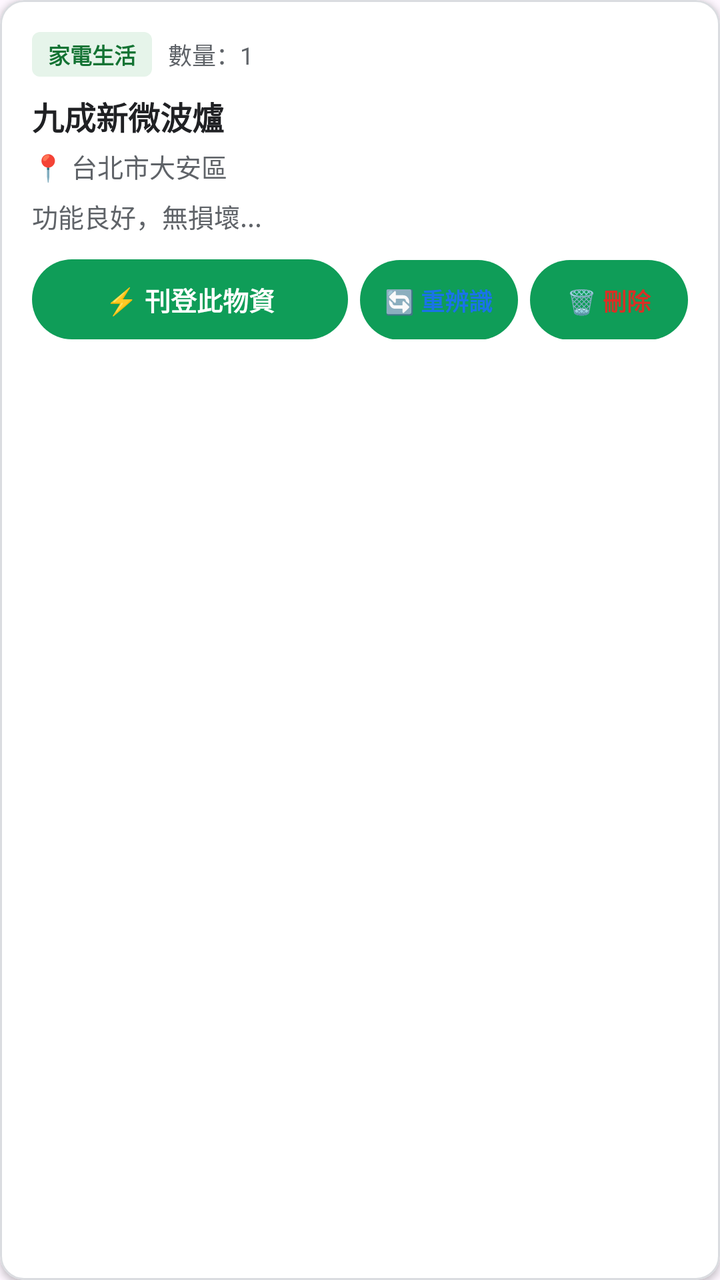
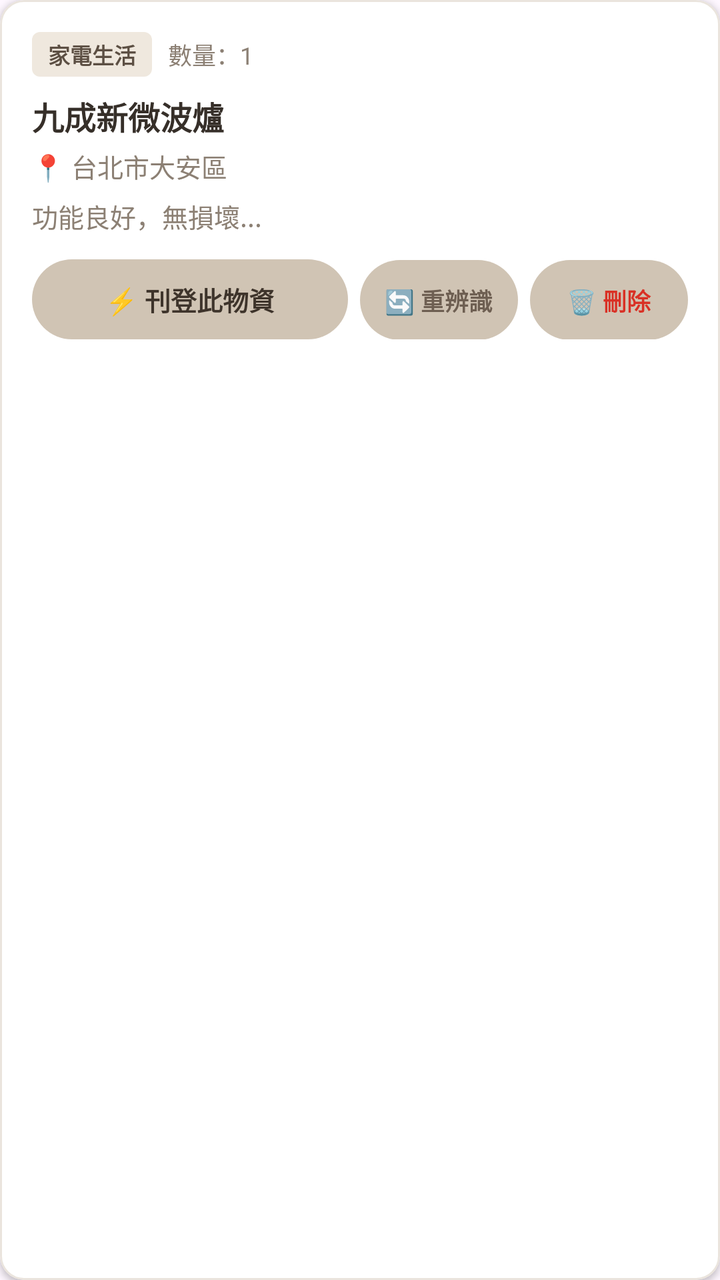

Before-and-after screenshots of an Android layout around one commit, followed by the original layout XML and the change that was made.
<!-- AndroidManifest.xml: application theme Theme.RotaryGoodsAssistant -->
<!-- res/layout/item_goods_card.xml -->
<?xml version="1.0" encoding="utf-8"?>
<com.google.android.material.card.MaterialCardView xmlns:android="http://schemas.android.com/apk/res/android"
    xmlns:app="http://schemas.android.com/apk/res-auto"
    android:layout_width="match_parent"
    android:layout_height="wrap_content"
    android:layout_marginBottom="12dp"
    app:cardCornerRadius="12dp"
    app:cardElevation="2dp"
    app:strokeColor="@color/border_color"
    app:strokeWidth="1dp"
    app:cardBackgroundColor="#FFFFFF">

    <LinearLayout
        android:layout_width="match_parent"
        android:layout_height="wrap_content"
        android:orientation="vertical"
        android:padding="16dp">

        <LinearLayout
            android:layout_width="match_parent"
            android:layout_height="wrap_content"
            android:gravity="center_vertical"
            android:orientation="horizontal">

            <TextView
                android:id="@+id/tvCardCategory"
                android:layout_width="wrap_content"
                android:layout_height="wrap_content"
                android:text="家電生活"
                android:textColor="@color/badge_text"
                android:background="@drawable/badge_bg"
                android:paddingHorizontal="8dp"
                android:paddingVertical="3dp"
                android:textSize="11sp"
                android:textStyle="bold" />

            <TextView
                android:id="@+id/tvCardQuantity"
                android:layout_width="wrap_content"
                android:layout_height="wrap_content"
                android:layout_marginStart="8dp"
                android:text="數量：1"
                android:textColor="@color/text_secondary"
                android:textSize="12sp" />
        </LinearLayout>

        <TextView
            android:id="@+id/tvCardTitle"
            android:layout_width="match_parent"
            android:layout_height="wrap_content"
            android:text="九成新微波爐"
            android:textColor="@color/text_primary"
            android:textSize="16sp"
            android:textStyle="bold"
            android:layout_marginTop="8dp" />

        <TextView
            android:id="@+id/tvCardAddress"
            android:layout_width="match_parent"
            android:layout_height="wrap_content"
            android:text="📍 台北市大安區"
            android:textColor="@color/text_secondary"
            android:textSize="13sp"
            android:layout_marginTop="4dp" />

        <TextView
            android:id="@+id/tvCardDesc"
            android:layout_width="match_parent"
            android:layout_height="wrap_content"
            android:text="功能良好，無損壞..."
            android:textColor="@color/text_secondary"
            android:textSize="13sp"
            android:maxLines="2"
            android:ellipsize="end"
            android:layout_marginTop="6dp" />

        
        <LinearLayout
            android:layout_width="match_parent"
            android:layout_height="wrap_content"
            android:orientation="horizontal"
            android:layout_marginTop="12dp">

            <Button
                android:id="@+id/btnPublishThis"
                android:layout_width="0dp"
                android:layout_height="40dp"
                android:layout_weight="2"
                android:text="@string/btn_publish_item"
                android:textColor="#FFFFFF"
                android:textSize="13sp"
                android:textStyle="bold"
                android:background="@drawable/btn_pill_green"
                android:paddingStart="4dp"
                android:paddingEnd="4dp"
                android:includeFontPadding="false"
                style="?android:attr/borderlessButtonStyle" />

            <Button
                android:id="@+id/btnReprocessThis"
                android:layout_width="0dp"
                android:layout_height="40dp"
                android:layout_weight="1"
                android:layout_marginStart="6dp"
                android:text="@string/btn_reprocess_item"
                android:textColor="@color/btn_blue_text"
                android:textSize="12sp"
                android:textStyle="bold"
                android:background="@drawable/btn_pill_blue"
                android:paddingStart="2dp"
                android:paddingEnd="2dp"
                android:includeFontPadding="false"
                style="?android:attr/borderlessButtonStyle" />

            <Button
                android:id="@+id/btnDeleteThis"
                android:layout_width="0dp"
                android:layout_height="40dp"
                android:layout_weight="1"
                android:layout_marginStart="6dp"
                android:text="@string/btn_delete_item"
                android:textColor="@color/btn_red_text"
                android:textSize="12sp"
                android:textStyle="bold"
                android:background="@drawable/btn_pill_red"
                android:paddingStart="2dp"
                android:paddingEnd="2dp"
                android:includeFontPadding="false"
                style="?android:attr/borderlessButtonStyle" />

        </LinearLayout>

    </LinearLayout>
</com.google.android.material.card.MaterialCardView>
<!-- resources referenced by this layout -->
<resources>
  <color name="badge_text">#137333</color>
  <color name="border_color">#DADCE0</color>
  <color name="btn_blue_text">#1A73E8</color>
  <color name="btn_red_text">#D93025</color>
  <color name="text_primary">#202124</color>
  <color name="text_secondary">#5F6368</color>
  <!-- drawable badge_bg (drawable) -->
  <?xml version="1.0" encoding="utf-8"?>
  <shape xmlns:android="http://schemas.android.com/apk/res/android"
      android:shape="rectangle">
      <corners android:radius="4dp" />
      <solid android:color="@color/badge_bg" />
  </shape>
  <!-- drawable btn_pill_blue (drawable) -->
  <?xml version="1.0" encoding="utf-8"?>
  <shape xmlns:android="http://schemas.android.com/apk/res/android"
      android:shape="rectangle">
      <corners android:radius="24dp" />
      <solid android:color="@color/btn_blue_bg" />
  </shape>
  <!-- drawable btn_pill_green (drawable) -->
  <?xml version="1.0" encoding="utf-8"?>
  <shape xmlns:android="http://schemas.android.com/apk/res/android"
      android:shape="rectangle">
      <corners android:radius="24dp" />
      <solid android:color="@color/primary_green" />
  </shape>
  <!-- drawable btn_pill_red (drawable) -->
  <?xml version="1.0" encoding="utf-8"?>
  <shape xmlns:android="http://schemas.android.com/apk/res/android"
      android:shape="rectangle">
      <corners android:radius="24dp" />
      <solid android:color="@color/btn_red_bg" />
  </shape>
  <string name="btn_delete_item">🗑️ 刪除</string>
  <string name="btn_publish_item">⚡ 刊登此物資</string>
  <string name="btn_reprocess_item">🔄 重辨識</string>
  <style name="Theme.RotaryGoodsAssistant" parent="Theme.Material3.DayNight.NoActionBar">
          <item name="colorPrimary">@color/primary_green</item>
          <item name="colorPrimaryVariant">@color/primary_green_dark</item>
          <item name="colorSecondary">@color/accent_green</item>
          <item name="android:statusBarColor">@color/primary_green</item>
          <item name="android:windowLightStatusBar">false</item>
      </style>
  <color name="badge_bg">#E6F4EA</color>
  <color name="btn_blue_bg">#E8F0FE</color>
  <color name="primary_green">#0F9D58</color>
  <color name="btn_red_bg">#FCE8E6</color>
  <color name="primary_green_dark">#0B8043</color>
  <color name="accent_green">#34A853</color>
</resources>

<!-- the commit's change to res/layout/item_goods_card.xml (unified diff, before → after) -->
@@ -87,7 +87,7 @@
                 android:layout_height="40dp"
                 android:layout_weight="2"
                 android:text="@string/btn_publish_item"
-                android:textColor="#FFFFFF"
+                android:textColor="@color/btn_cta_text"
                 android:textSize="13sp"
                 android:textStyle="bold"
                 android:background="@drawable/btn_pill_green"
<!-- resource entries referenced after the edit -->
@@ -1,11 +1,12 @@
 <!-- resources referenced by this layout -->
 <resources>
-  <color name="badge_text">#137333</color>
-  <color name="border_color">#DADCE0</color>
-  <color name="btn_blue_text">#1A73E8</color>
+  <color name="badge_text">#5C4F43</color>
+  <color name="border_color">#EAE4DD</color>
+  <color name="btn_blue_text">#6E5F52</color>
+  <color name="btn_cta_text">#3E342B</color>
   <color name="btn_red_text">#D93025</color>
-  <color name="text_primary">#202124</color>
-  <color name="text_secondary">#5F6368</color>
+  <color name="text_primary">#362F29</color>
+  <color name="text_secondary">#8C8074</color>
   <!-- drawable badge_bg (drawable) -->
   <?xml version="1.0" encoding="utf-8"?>
   <shape xmlns:android="http://schemas.android.com/apk/res/android"
@@ -25,7 +26,7 @@
   <shape xmlns:android="http://schemas.android.com/apk/res/android"
       android:shape="rectangle">
       <corners android:radius="24dp" />
-      <solid android:color="@color/primary_green" />
+      <solid android:color="@color/btn_cta_bg" />
   </shape>
   <!-- drawable btn_pill_red (drawable) -->
   <?xml version="1.0" encoding="utf-8"?>
@@ -38,17 +39,18 @@
   <string name="btn_publish_item">⚡ 刊登此物資</string>
   <string name="btn_reprocess_item">🔄 重辨識</string>
   <style name="Theme.RotaryGoodsAssistant" parent="Theme.Material3.DayNight.NoActionBar">
-          <item name="colorPrimary">@color/primary_green</item>
-          <item name="colorPrimaryVariant">@color/primary_green_dark</item>
-          <item name="colorSecondary">@color/accent_green</item>
-          <item name="android:statusBarColor">@color/primary_green</item>
-          <item name="android:windowLightStatusBar">false</item>
+          <item name="colorPrimary">@color/accent_beige</item>
+          <item name="colorPrimaryVariant">@color/primary_beige_dark</item>
+          <item name="colorSecondary">@color/accent_beige</item>
+          <item name="android:statusBarColor">@color/primary_beige</item>
+          <item name="android:windowLightStatusBar">true</item>
       </style>
-  <color name="badge_bg">#E6F4EA</color>
-  <color name="btn_blue_bg">#E8F0FE</color>
-  <color name="primary_green">#0F9D58</color>
+  <color name="badge_bg">#EFE8DE</color>
+  <color name="btn_blue_bg">#F2ECE4</color>
+  <color name="btn_cta_bg">#D0C4B4</color>
   <color name="btn_red_bg">#FCE8E6</color>
-  <color name="primary_green_dark">#0B8043</color>
-  <color name="accent_green">#34A853</color>
+  <color name="accent_beige">#D0C4B4</color>
+  <color name="primary_beige_dark">#EAE2D8</color>
+  <color name="primary_beige">#F4EFEA</color>
 </resources>
 
